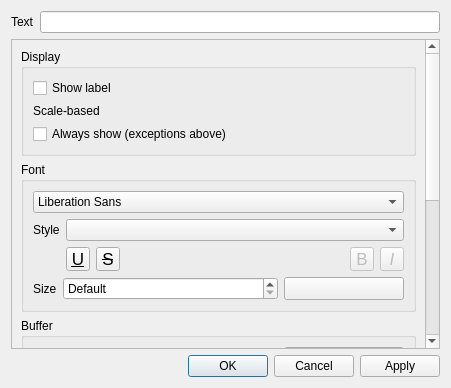
Above: src/ui/qgslabelpropertydialogbase.ui from qgis/QGIS before the change. Below: the same form after it.
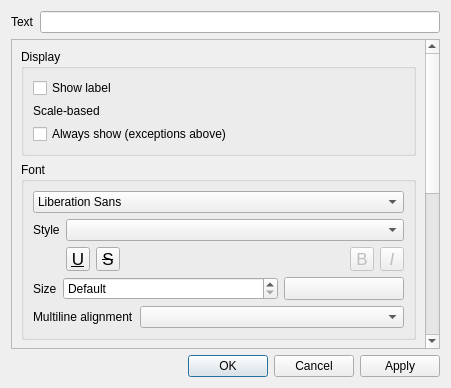
That is the form after the change. Custom widgets are drawn as their Qt base class.

Commit message: [FEATURE][labels] Add multiline alignment property to the change label tool

Diff of the .ui file:
```diff
--- a/src/ui/qgslabelpropertydialogbase.ui
+++ b/src/ui/qgslabelpropertydialogbase.ui
@@ -347,6 +347,26 @@
             </property>
            </widget>
           </item>
+          <item row="4" column="0" colspan="3">
+           <layout class="QHBoxLayout" name="horizontalLayout_22">
+            <item>
+             <widget class="QLabel" name="mMultiLineAlignLabel">
+              <property name="sizePolicy">
+               <sizepolicy hsizetype="Maximum" vsizetype="Preferred">
+                <horstretch>0</horstretch>
+                <verstretch>0</verstretch>
+               </sizepolicy>
+              </property>
+              <property name="text">
+               <string>Multiline alignment</string>
+              </property>
+             </widget>
+            </item>
+            <item>
+             <widget class="QComboBox" name="mMultiLineAlignComboBox"/>
+            </item>
+           </layout>
+          </item>
           <item row="1" column="1" colspan="2">
            <widget class="QComboBox" name="mFontStyleCmbBx">
             <property name="toolTip">
```
The commit also changes 4 other files.
